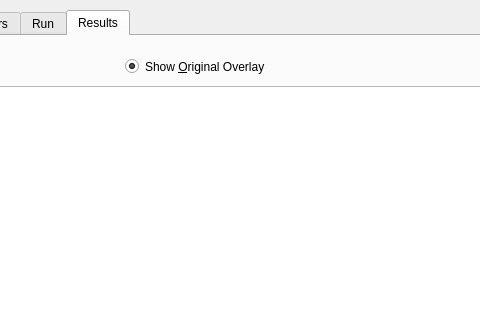
Old version of the form registrationPlugins/elastix_plugin.ui in the repository SainsburyWellcomeCentre/lasagna; both pictures show x 207 to 687 and y 0 to 320 of the 850 by 600 pixel window.
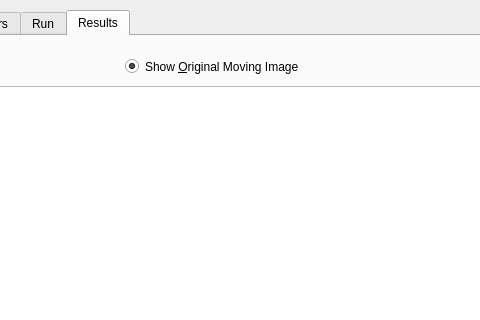
New version of the form. The open tabs and pages were chosen to show the change. Icons and pictures are not drawn.

Commit message: make sure we call the moving image "movingImage" not "overlay"

The edit to the form file:
```diff
--- a/registrationPlugins/elastix_plugin.ui
+++ b/registrationPlugins/elastix_plugin.ui
@@ -943,7 +943,7 @@
       </rect>
      </property>
      <property name="text">
-      <string>Show &amp;Original Overlay</string>
+      <string>Show &amp;Original Moving Image</string>
      </property>
      <property name="checked">
       <bool>true</bool>
```
Left out of the diff: 2 changed lines with no effect on the pictures. The commit also changes 2 other files.
